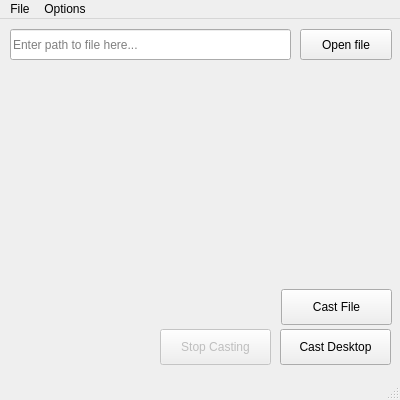
Before: the Qt Designer form src/mainwindow.ui in Rafostar/castnow-gui, drawn with Qt 5.
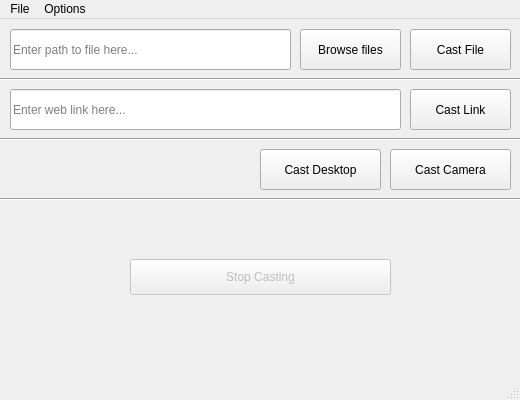
After: the same form once the commit is applied.

Commit message: Added link casting

```diff
--- a/src/mainwindow.ui
+++ b/src/mainwindow.ui
@@ -6,7 +6,7 @@
    <rect>
     <x>0</x>
     <y>0</y>
-    <width>400</width>
+    <width>520</width>
     <height>400</height>
    </rect>
   </property>
@@ -18,13 +18,13 @@
   </property>
   <property name="minimumSize">
    <size>
-    <width>400</width>
+    <width>520</width>
     <height>400</height>
    </size>
   </property>
   <property name="maximumSize">
    <size>
-    <width>400</width>
+    <width>520</width>
     <height>400</height>
    </size>
   </property>
@@ -49,21 +49,21 @@
      <rect>
       <x>300</x>
       <y>10</y>
-      <width>92</width>
-      <height>31</height>
+      <width>101</width>
+      <height>41</height>
      </rect>
     </property>
     <property name="text">
-     <string>Open file</string>
+     <string>Browse files</string>
     </property>
    </widget>
    <widget class="QPushButton" name="castFileButton">
     <property name="geometry">
      <rect>
-      <x>281</x>
-      <y>270</y>
-      <width>111</width>
-      <height>36</height>
+      <x>410</x>
+      <y>10</y>
+      <width>101</width>
+      <height>41</height>
      </rect>
     </property>
     <property name="text">
@@ -76,7 +76,7 @@
       <x>10</x>
       <y>10</y>
       <width>281</width>
-      <height>31</height>
+      <height>41</height>
      </rect>
     </property>
     <property name="placeholderText">
@@ -89,10 +89,10 @@
    <widget class="QPushButton" name="castDesktopButton">
     <property name="geometry">
      <rect>
-      <x>280</x>
-      <y>310</y>
-      <width>111</width>
-      <height>36</height>
+      <x>260</x>
+      <y>130</y>
+      <width>121</width>
+      <height>41</height>
      </rect>
     </property>
     <property name="text">
@@ -105,9 +105,9 @@
     </property>
     <property name="geometry">
      <rect>
-      <x>160</x>
-      <y>310</y>
-      <width>111</width>
+      <x>130</x>
+      <y>240</y>
+      <width>261</width>
       <height>36</height>
      </rect>
     </property>
@@ -115,13 +115,94 @@
      <string>Stop Casting</string>
     </property>
    </widget>
+   <widget class="QLineEdit" name="insertLink">
+    <property name="geometry">
+     <rect>
+      <x>10</x>
+      <y>70</y>
+      <width>391</width>
+      <height>41</height>
+     </rect>
+    </property>
+    <property name="placeholderText">
+     <string>Enter web link here...</string>
+    </property>
+    <property name="clearButtonEnabled">
+     <bool>false</bool>
+    </property>
+   </widget>
+   <widget class="QPushButton" name="castLinkButton">
+    <property name="geometry">
+     <rect>
+      <x>410</x>
+      <y>70</y>
+      <width>101</width>
+      <height>41</height>
+     </rect>
+    </property>
+    <property name="text">
+     <string>Cast Link</string>
+    </property>
+   </widget>
+   <widget class="Line" name="line1">
+    <property name="geometry">
+     <rect>
+      <x>0</x>
+      <y>50</y>
+      <width>521</width>
+      <height>20</height>
+     </rect>
+    </property>
+    <property name="orientation">
+     <enum>Qt::Horizontal</enum>
+    </property>
+   </widget>
+   <widget class="Line" name="line2">
+    <property name="geometry">
+     <rect>
+      <x>0</x>
+      <y>110</y>
+      <width>521</width>
+      <height>20</height>
+     </rect>
+    </property>
+    <property name="orientation">
+     <enum>Qt::Horizontal</enum>
+    </property>
+   </widget>
+   <widget class="QPushButton" name="castDesktopButton_2">
+    <property name="geometry">
+     <rect>
+      <x>390</x>
+      <y>130</y>
+      <width>121</width>
+      <height>41</height>
+     </rect>
+    </property>
+    <property name="text">
+     <string>Cast Camera</string>
+    </property>
+   </widget>
+   <widget class="Line" name="line2_2">
+    <property name="geometry">
+     <rect>
+      <x>0</x>
+      <y>170</y>
+      <width>521</width>
+      <height>20</height>
+     </rect>
+    </property>
+    <property name="orientation">
+     <enum>Qt::Horizontal</enum>
+    </property>
+   </widget>
   </widget>
   <widget class="QMenuBar" name="menuBar">
    <property name="geometry">
     <rect>
      <x>0</x>
      <y>0</y>
-     <width>400</width>
+     <width>520</width>
      <height>28</height>
     </rect>
    </property>
```
The commit also changes 4 other files.
